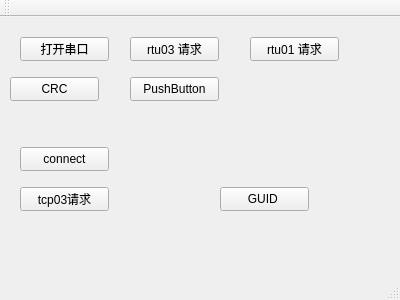
666yanger666/modebusLib, file mainwindow.ui: the form before one commit.
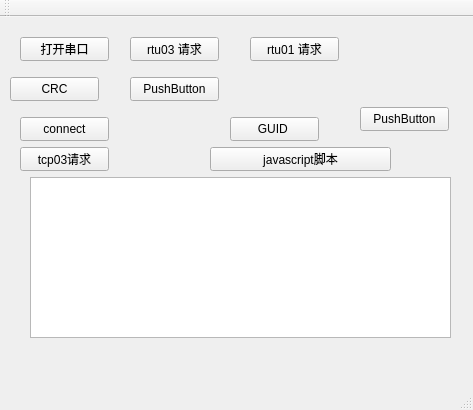
The form after the commit.

Commit message:
javascript 脚本
脚本函数调用，语法高亮显示

Patch:
```diff
--- a/mainwindow.ui
+++ b/mainwindow.ui
@@ -6,8 +6,8 @@
    <rect>
     <x>0</x>
     <y>0</y>
-    <width>400</width>
-    <height>300</height>
+    <width>473</width>
+    <height>410</height>
    </rect>
   </property>
   <property name="windowTitle">
@@ -83,7 +83,7 @@
     <property name="geometry">
      <rect>
       <x>20</x>
-      <y>170</y>
+      <y>130</y>
       <width>89</width>
       <height>24</height>
      </rect>
@@ -96,7 +96,7 @@
     <property name="geometry">
      <rect>
       <x>20</x>
-      <y>130</y>
+      <y>100</y>
       <width>89</width>
       <height>24</height>
      </rect>
@@ -108,8 +108,8 @@
    <widget class="QPushButton" name="pushButton_8">
     <property name="geometry">
      <rect>
-      <x>220</x>
-      <y>170</y>
+      <x>230</x>
+      <y>100</y>
       <width>89</width>
       <height>24</height>
      </rect>
@@ -118,6 +118,42 @@
      <string>GUID </string>
     </property>
    </widget>
+   <widget class="QPushButton" name="pushButton_9">
+    <property name="geometry">
+     <rect>
+      <x>210</x>
+      <y>130</y>
+      <width>181</width>
+      <height>24</height>
+     </rect>
+    </property>
+    <property name="text">
+     <string>javascript脚本</string>
+    </property>
+   </widget>
+   <widget class="QTextEdit" name="textEdit">
+    <property name="geometry">
+     <rect>
+      <x>30</x>
+      <y>160</y>
+      <width>421</width>
+      <height>161</height>
+     </rect>
+    </property>
+   </widget>
+   <widget class="QPushButton" name="pushButton_10">
+    <property name="geometry">
+     <rect>
+      <x>360</x>
+      <y>90</y>
+      <width>89</width>
+      <height>24</height>
+     </rect>
+    </property>
+    <property name="text">
+     <string>PushButton</string>
+    </property>
+   </widget>
   </widget>
   <widget class="QMenuBar" name="menuBar">
    <property name="geometry">
```
Left out of the diff: 2 changed lines with no effect on the pictures. The commit also changes 4 other files.
